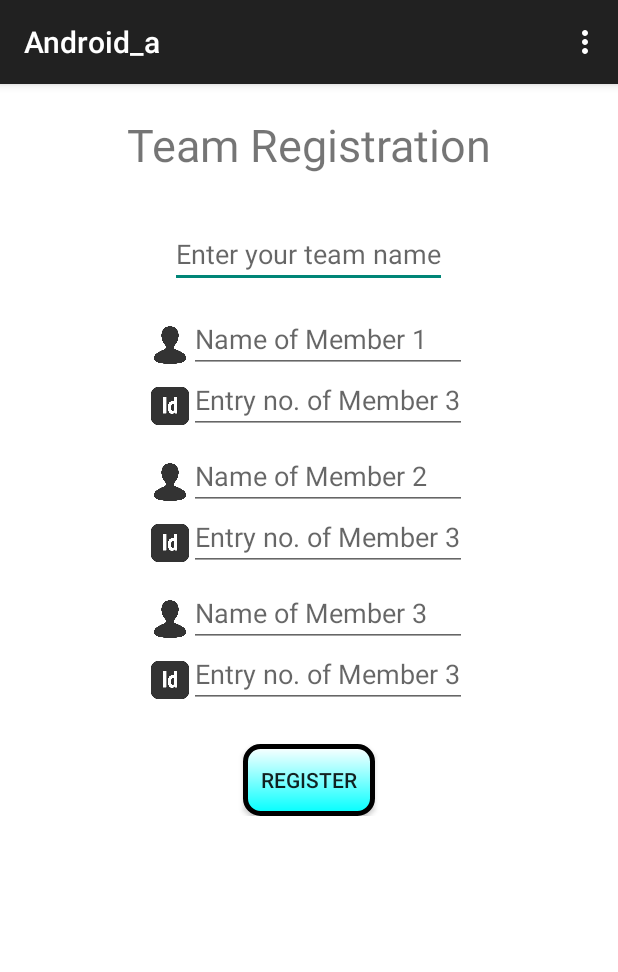
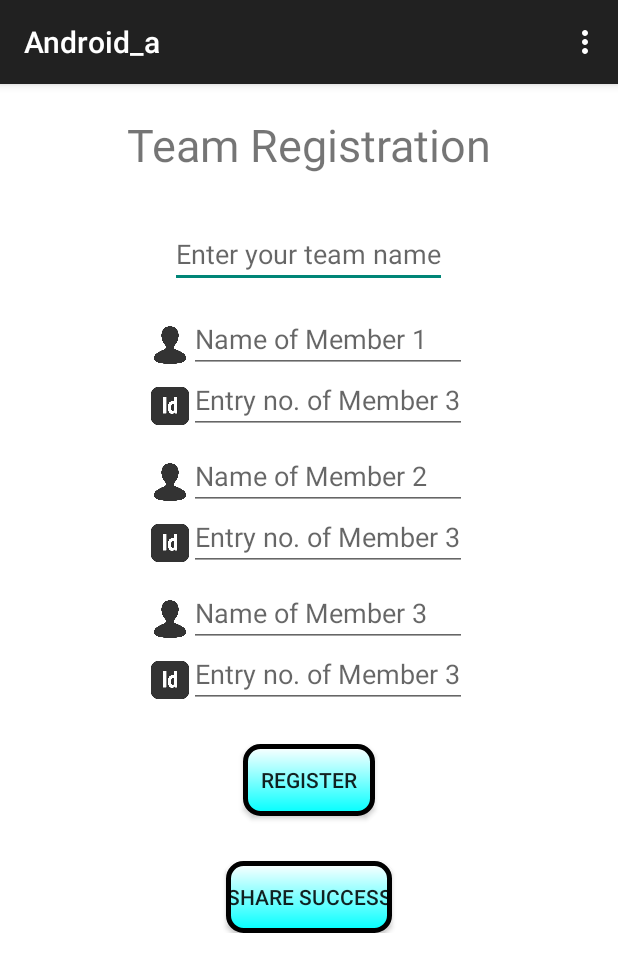
Before and after one commit to Prakhar0409/Android_app, an Android app: the screen it shows after launch (MainActivity), on a phone screen of 412 x 824 dp. Shown: the top 972 px of the screen. Run offline under Robolectric (Android 15) with nearby library versions, the phone set to English and light mode, and no system bars; our stand-ins replace Volley.

Commit message:
added share on facebook and layout changes

```diff
--- a/app/build.gradle
+++ b/app/build.gradle
@@ -20,7 +20,9 @@ android {
 }
 
 repositories {
-    mavenCentral()
+    jcenter {
+        url "http://jcenter.bintray.com/"
+    }
 }
 
 dependencies {
--- a/app/src/main/res/layout/activity_main.xml
+++ b/app/src/main/res/layout/activity_main.xml
@@ -169,7 +169,17 @@
         android:layout_marginTop="30dp"
         android:layout_gravity="center"
         android:onClick="register"/>
-    </LinearLayout>
+
+    <Button android:id="@+id/shareSuccess"
+        android:layout_width="wrap_content"
+        android:layout_height="wrap_content"
+        android:text="@string/shar"
+        android:background="@drawable/button_border"
+        android:layout_marginTop="30dp"
+        android:layout_gravity="center"
+        android:onClick="shar"/>
+
+</LinearLayout>
 
 
     <!--<RelativeLayout xmlns:android="http://schemas.android.com/apk/res/android"-->
--- a/app/src/main/res/layout/activity_result.xml
+++ b/app/src/main/res/layout/activity_result.xml
@@ -9,4 +9,9 @@
     <TextView android:text="@string/hello_world" android:layout_width="wrap_content"
         android:layout_height="wrap_content" />
 
+    <Button android:id="@+id/facebookShare"
+        android:layout_width="wrap_content"
+        android:layout_height="wrap_content"
+        android:text="Share on facebook"/>
+
 </RelativeLayout>
--- a/app/src/main/res/values/strings.xml
+++ b/app/src/main/res/values/strings.xml
@@ -1,5 +1,6 @@
 <resources>
     <string name="app_name">Android_a</string>
+    <string name="res">Result</string>
     <string name="teamname">Enter your team name</string>
     <string name="name1">Name of Member 1</string>
     <string name="name2">Name of Member 2</string>
@@ -8,6 +9,7 @@
     <string name="entry2">Entry no. of Member 3</string>
     <string name="entry3">Entry no. of Member 3</string>
     <string name="button_send">Register</string>
+    <string name="shar">SHARE SUCCESS</string>
     <string name="hello_world">Hello world!</string>
     <string name="action_settings">Settings</string>
     <string name="title_activity_result">Result</string>
```
Also changed, not shown: app/src/main/AndroidManifest.xml (+13 -0 lines), app/src/main/java/prakhar_squared_mayank/android_a/MainActivity.java (+5 -2 lines), app/src/main/java/prakhar_squared_mayank/android_a/Result.java (+37 -0 lines), 2 other files.
